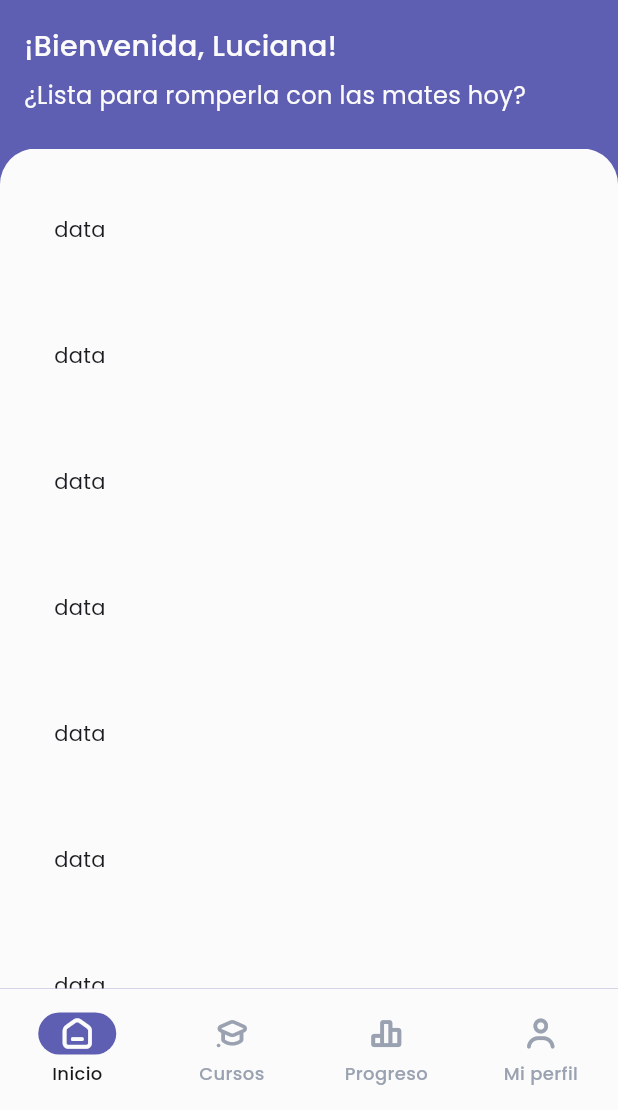
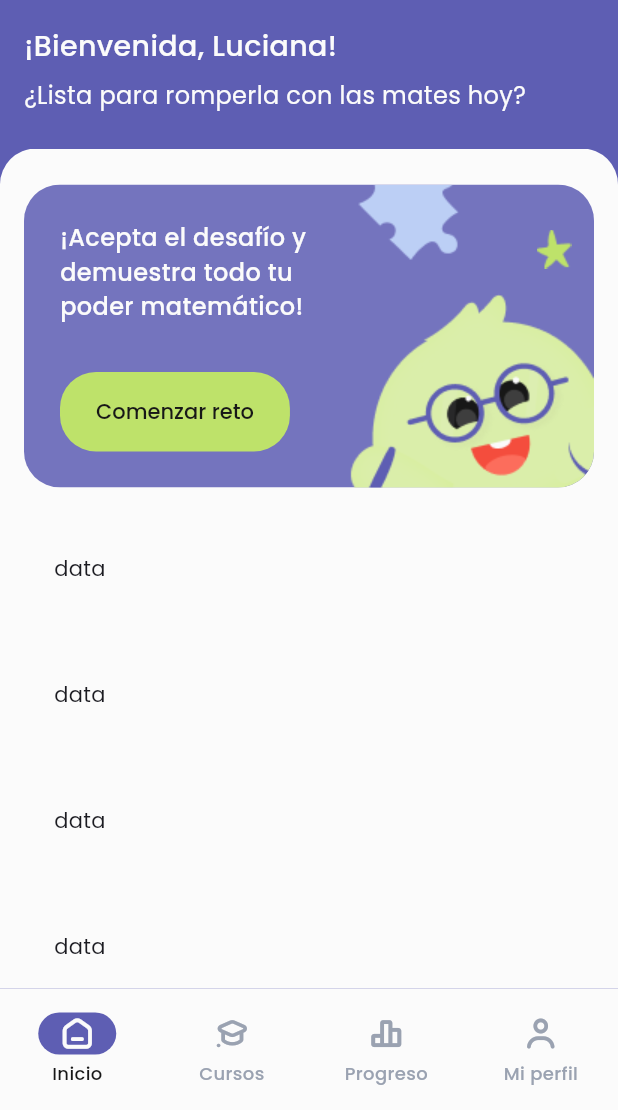
Before and after one commit to JoshuaPariona/edu_teens, a Flutter app: the screen it shows after launch, on a phone screen of 412 x 824 dp, the part 126-1236 px from its top. Run offline on Flutter 3.47's test engine with Material 3 defaults, Android fonts, the phone set to English and light mode, and no system bars; our stand-ins replace go_router.

Commit message:
adding image, reformin app images class and deleting button disable param

```diff
--- a/lib/components/app_app_bar.dart
+++ b/lib/components/app_app_bar.dart
@@ -52,7 +52,7 @@ class _AppAppBarState extends State<AppAppBar> {
               CircleAvatar(
                 backgroundColor: theme.style.foregroundColor,
                 radius: theme.style.leadingSize,
-                child: AppImages.avatar,
+                child: Image.asset(AppImages.avatar),
               ),
               Row(
                 mainAxisSize: MainAxisSize.min,
--- a/lib/components/app_button.dart
+++ b/lib/components/app_button.dart
@@ -9,12 +9,10 @@ class AppButton extends StatelessWidget {
   final VoidCallback? onPress;
   final ValueChanged<bool>? onHover;
   final VoidCallback? onLongPress;
-  final bool isEnabled;
 
   const AppButton({
     required this.title,
     required this.type,
-    required this.isEnabled,
     this.onPress,
     this.onHover,
     this.onLongPress,
@@ -39,9 +37,9 @@ class AppButton extends StatelessWidget {
     final theme = Theme.of(context).extension<ElevatedButtonVariantThemes>()!;
 
     return ElevatedButton(
-      onPressed: isEnabled ? onPress : null,
-      onHover: isEnabled ? onHover : null,
-      onLongPress: isEnabled ? onLongPress : null,
+      onPressed: onPress,
+      onHover: onHover,
+      onLongPress: onLongPress,
       style: _selectStyle(theme),
       child: Text(title),
     );
--- /dev/null
+++ b/lib/components/info_card.dart
@@ -0,0 +1,72 @@
+import 'package:edu_teens/components/app_button.dart';
+import 'package:edu_teens/components/app_text.dart';
+import 'package:edu_teens/consts/app_images.dart';
+import 'package:edu_teens/theme/extensions/info_card_theme.dart';
+import 'package:flutter/material.dart';
+
+class InfoCard extends StatelessWidget {
+  const InfoCard({super.key});
+
+  @override
+  Widget build(BuildContext context) {
+    final theme = Theme.of(context).extension<InfoCardTheme>()!;
+
+    return ClipRRect(
+      borderRadius: BorderRadius.all(Radius.circular(theme.style.borderRadius)),
+      child: Container(
+        color: theme.style.backgroundColor,
+        child: Stack(
+          children: [
+            Positioned(
+              top: 0,
+              right: 90,
+              child: Image.asset(AppImages.puzzle1),
+            ),
+            Positioned(top: 30, right: 15, child: Image.asset(AppImages.star1)),
+            Positioned(
+              bottom: 0,
+              right: 0,
+              child: Image.asset(AppImages.eduLyingDown),
+            ),
+            Padding(
+              padding: EdgeInsets.symmetric(
+                vertical: theme.style.verticalPadding,
+                horizontal: theme.style.horizontalPadding,
+              ),
+              child: LayoutBuilder(
+                builder: (context, constraints) {
+                  return ConstrainedBox(
+                    constraints: BoxConstraints(
+                      minWidth: 0,
+                      maxWidth: constraints.maxWidth * 0.5,
+                    ),
+                    child: IntrinsicWidth(
+                      child: Column(
+                        mainAxisSize: MainAxisSize.min,
+                        crossAxisAlignment: CrossAxisAlignment.start,
+                        children: [
+                          AppText(
+                            "¡Acepta el desafío y demuestra todo tu poder matemático!",
+                            size: AppTextSizeType.subtitle,
+                            weight: AppTextWeightType.medium,
+                            color: theme.style.foregroundColor,
+                          ),
+                          SizedBox(height: theme.style.verticalGap),
+                          AppButton(
+                            title: "Comenzar reto",
+                            type: AppButtonType.secondary,
+                            onPress: () => print("test"),
+                          ),
+                        ],
+                      ),
+                    ),
+                  );
+                },
+              ),
+            ),
+          ],
+        ),
+      ),
+    );
+  }
+}
--- a/lib/consts/app_dimensions.dart
+++ b/lib/consts/app_dimensions.dart
@@ -9,7 +9,7 @@ class AppDimensions {
   static const double spaceXLarge = 32;
   static const double spaceXXLarge = 40;
 
-  static const double spaceBorder = spaceXLarge;
+  static const double spaceBorder = spaceLarge;
 
   static const double textHeader1 = 33;
   static const double textHeader2 = 28;
--- a/lib/consts/app_images.dart
+++ b/lib/consts/app_images.dart
@@ -1,7 +1,7 @@
-import 'package:flutter/material.dart';
-
 class AppImages {
   AppImages._();
-
-  static final Image avatar = Image.asset('assets/images/avatar.png');
+  static const String avatar = 'assets/images/avatar.png';
+  static const String eduLyingDown = 'assets/images/edu-lying-down.png';
+  static const String puzzle1 = 'assets/images/puzzle1.png';
+  static const String star1 = 'assets/images/star1.png';
 }
--- a/lib/pages/dashboard/home_page.dart
+++ b/lib/pages/dashboard/home_page.dart
@@ -1,4 +1,5 @@
 import 'package:edu_teens/components/app_page.dart';
+import 'package:edu_teens/components/info_card.dart';
 import 'package:edu_teens/utils.dart';
 import 'package:flutter/material.dart';
 
@@ -10,6 +11,7 @@ class HomePage extends StatelessWidget {
     return AppPage(
       attachScrollController: true,
       children: [
+        InfoCard(),
         ...buildWidgetArray(
           30,
           (n) => Padding(padding: EdgeInsets.all(20), child: Text("data")),
--- a/lib/theme/app_theme.dart
+++ b/lib/theme/app_theme.dart
@@ -8,6 +8,7 @@ import 'package:edu_teens/theme/extensions/app_page_theme.dart';
 import 'package:edu_teens/theme/extensions/bottom_nav_theme.dart';
 import 'package:edu_teens/theme/extensions/elevated_button_variant_themes.dart';
 import 'package:edu_teens/theme/extensions/icon_button_variant_themes.dart';
+import 'package:edu_teens/theme/extensions/info_card_theme.dart';
 import 'package:edu_teens/theme/extensions/text_button_variant_themes.dart';
 import 'package:flutter/material.dart';
 
@@ -55,6 +56,7 @@ class AppTheme {
         error: buildPrimaryLabelLightStyle(),
         warning: buildPrimaryLabelLightStyle(),
       ),
+      InfoCardTheme(style: buildInfoCardLightStyle()),
     ],
 
     elevatedButtonTheme: ElevatedButtonThemeData(
--- /dev/null
+++ b/lib/theme/extensions/info_card_theme.dart
@@ -0,0 +1,49 @@
+import 'package:flutter/material.dart';
+import 'package:edu_teens/consts/app_colors.dart';
+import 'package:edu_teens/consts/app_dimensions.dart';
+
+InfoCardStyle buildInfoCardLightStyle() {
+  return const InfoCardStyle(
+    backgroundColor: AppColors.primary_4,
+    foregroundColor: AppColors.neutralInverted,
+    verticalPadding: AppDimensions.spaceLarge,
+    horizontalPadding: AppDimensions.spaceLarge,
+    verticalGap: AppDimensions.spaceXLarge,
+    borderRadius: AppDimensions.spaceBorder,
+  );
+}
+
+class InfoCardStyle {
+  final Color backgroundColor;
+  final Color foregroundColor;
+  final double horizontalPadding;
+  final double verticalPadding;
+  final double verticalGap;
+  final double borderRadius;
+
+  const InfoCardStyle({
+    required this.backgroundColor,
+    required this.foregroundColor,
+    required this.horizontalPadding,
+    required this.verticalPadding,
+    required this.verticalGap,
+    required this.borderRadius,
+  });
+}
+
+class InfoCardTheme extends ThemeExtension<InfoCardTheme> {
+  final InfoCardStyle style;
+
+  const InfoCardTheme({required this.style});
+
+  @override
+  InfoCardTheme copyWith({InfoCardStyle? style}) {
+    return InfoCardTheme(style: style ?? this.style);
+  }
+
+  @override
+  InfoCardTheme lerp(ThemeExtension<InfoCardTheme>? other, double t) {
+    if (other is! InfoCardTheme) return this;
+    return this;
+  }
+}
```
Also changed, not shown: assets/images/edu-lying-down.png (added), assets/images/puzzle1.png (added), assets/images/star1.png (added), 1 other file.
